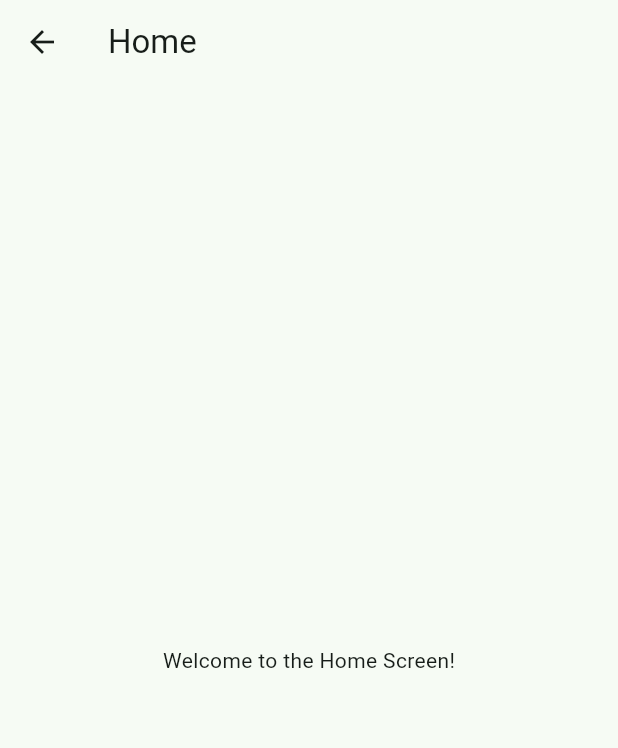
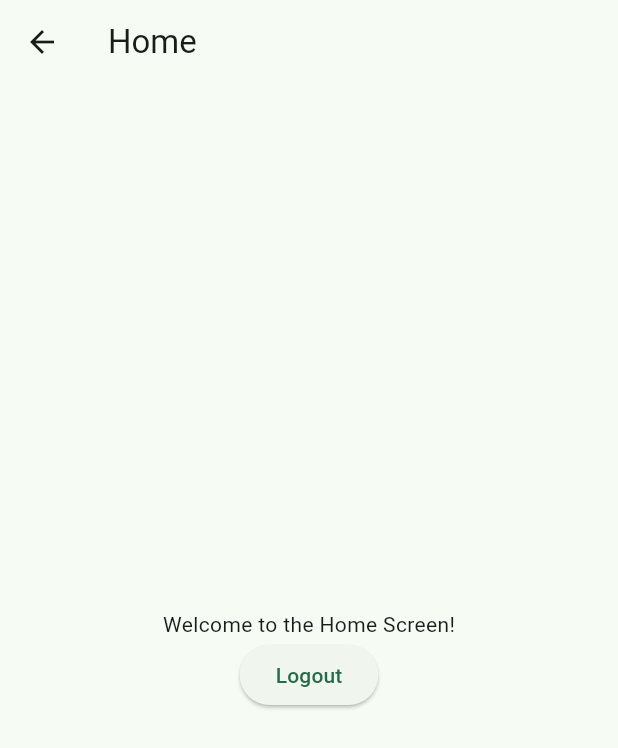
Before and after one commit to ayaamazloum/User-Authentication-System, a Flutter app: the HomeScreen screen opened by its route, on a phone screen of 412 x 824 dp. Shown: the top 748 px of the screen. Run offline on Flutter 3.47's test engine with Material 3 defaults, Android fonts, the phone set to English and light mode, and no system bars; our stand-ins replace flutter_secure_storage; accounts and stored records are empty.

```diff
--- a/auth_app/lib/src/screens/home_screen.dart
+++ b/auth_app/lib/src/screens/home_screen.dart
@@ -1,13 +1,37 @@
+import 'package:auth_app/src/services/auth_service.dart';
 import 'package:flutter/material.dart';
 
 class HomeScreen extends StatelessWidget {
-  const HomeScreen({super.key});
+  HomeScreen({super.key});
+  final _authService = AuthService();
+
+  void logout(BuildContext context) async {
+    try {
+      await _authService.logout();
+      Navigator.of(context).pushReplacementNamed('/login');
+    } catch (e) {
+      print(e);
+    }
+  }
 
   @override
   Widget build(BuildContext context) {
     return Scaffold(
       appBar: AppBar(title: const Text('Home')),
-      body: const Center(child: Text('Welcome to the Home Screen!')),
+      body: Center(
+        child: Column(
+          mainAxisAlignment: MainAxisAlignment.center,
+          children: [
+            const Text('Welcome to the Home Screen!'),
+            ElevatedButton(
+              onPressed: () {
+                logout(context);
+              },
+              child: const Text('Logout'),
+            ),
+          ],
+        ),
+      ),
     );
   }
 }
```
